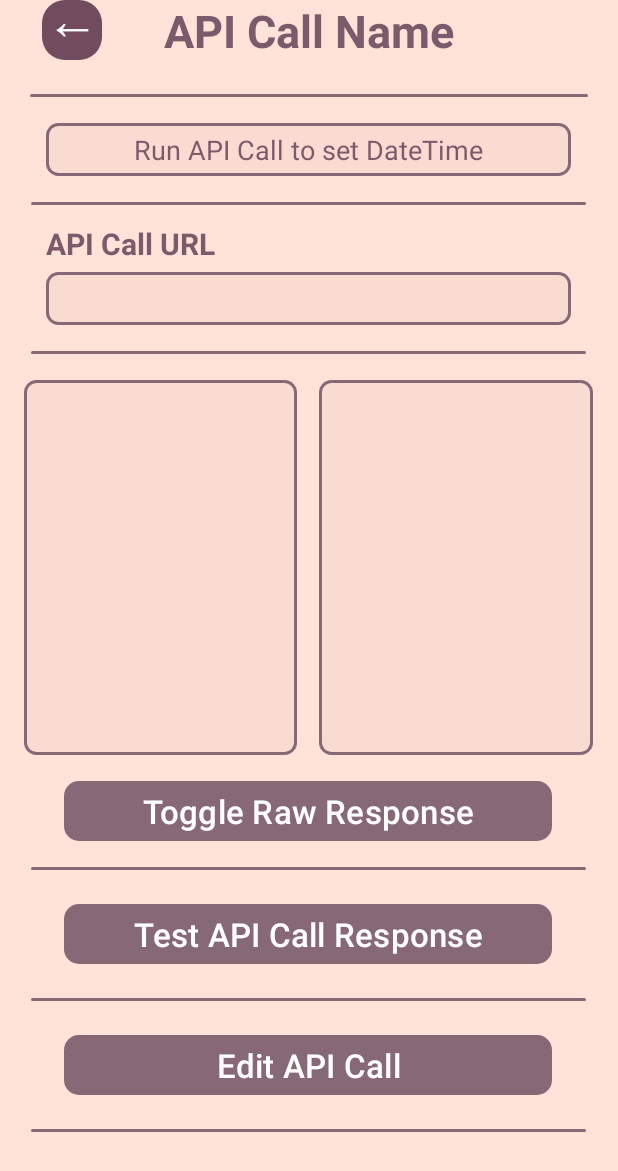
After one commit to ericvu43/API_app, an Android app: the CompareCallActivity screen opened directly, with no data from a screen before it, on a phone screen of 412 x 824 dp. The commit adds this screen. Shown: the top 1171 px of the screen. Run offline under Robolectric (Android 15) with nearby library versions, the phone set to English and light mode, and no system bars.

Commit message:
Complete all UI elements

```diff
--- /dev/null
+++ b/app/src/main/java/edu/iu/luddy/capstoneproject/CompareCallActivity.kt
@@ -0,0 +1,74 @@
+package edu.iu.luddy.capstoneproject
+
+import android.content.Intent
+import android.os.Bundle
+import android.util.Log
+import android.widget.Button
+import android.widget.TextView
+import androidx.activity.enableEdgeToEdge
+import androidx.appcompat.app.AlertDialog
+import androidx.appcompat.app.AppCompatActivity
+import androidx.core.view.ViewCompat
+import androidx.core.view.WindowInsetsCompat
+import java.util.Calendar
+
+class CompareCallActivity : AppCompatActivity() {
+    var toggleState = false
+
+    override fun onCreate(savedInstanceState: Bundle?) {
+        super.onCreate(savedInstanceState)
+        enableEdgeToEdge()
+        setContentView(R.layout.activity_compare_call)
+        ViewCompat.setOnApplyWindowInsetsListener(findViewById(R.id.main)) { v, insets ->
+            val systemBars = insets.getInsets(WindowInsetsCompat.Type.systemBars())
+            v.setPadding(systemBars.left, systemBars.top, systemBars.right, systemBars.bottom)
+            insets
+        }
+        val backButton: Button = findViewById(R.id.back_button)
+        backButton.setOnClickListener {
+            val intent = Intent()
+            setResult(RESULT_CANCELED, intent)
+            finish()
+        }
+
+        val dateTime: TextView = findViewById(R.id.date_time)
+
+        if(intent.hasExtra("DATE_TIME")) // REPLACE WITH ITEM ID INSTEAD
+            dateTime.text = intent.getStringExtra("DATE_TIME") // REPLACE WITH ITEM ID INSTEAD
+
+        val callName: TextView = findViewById(R.id.call_name)
+        val callURL: TextView = findViewById(R.id.call_url)
+
+        if(intent.hasExtra("CALL_NAME")) // REPLACE WITH ITEM ID INSTEAD
+            callName.text = intent.getStringExtra("CALL_NAME").toString() // REPLACE WITH ITEM ID INSTEAD
+
+        val currentResponse: TextView = findViewById(R.id.current_response)
+        val expectedResponse: TextView = findViewById(R.id.expected_response)
+
+        val toggleButton: Button = findViewById(R.id.response_toggle)
+        toggleButton.setOnClickListener {
+            toggleButton.text = if (toggleState) getString(R.string.toggle_raw) else getString(R.string.toggle_formatted)
+            toggleState = !toggleState
+        }
+
+        val responseButton: Button = findViewById(R.id.response_button)
+        responseButton.setOnClickListener {
+            val builder: AlertDialog.Builder = AlertDialog.Builder(this)
+            if(callURL.text.toString() != "")
+                builder.setTitle(callURL.text).setMessage("JSON Response Here").setNegativeButton("Close") { dialog, which -> }
+            else
+                builder.setTitle("API Call Error").setMessage("No API Call URL provided").setNegativeButton("Close") { dialog, which -> }
+            val dialog: AlertDialog = builder.create()
+            dialog.show()
+            val calendar: Calendar = Calendar.getInstance()
+            dateTime.text = calendar.time.toString() // Save this value and response values
+        }
+
+        val editButton: Button = findViewById(R.id.edit_button)
+        editButton.setOnClickListener {
+            val intent = Intent(this, SaveEditCallActivity::class.java)
+            intent.putExtra("CALL_NAME", callName.text.toString()) // REPLACE WITH ITEM ID INSTEAD
+            startActivity(intent)
+        }
+    }
+}
--- /dev/null
+++ b/app/src/main/res/layout/activity_compare_call.xml
@@ -0,0 +1,106 @@
+<?xml version="1.0" encoding="utf-8"?>
+<LinearLayout xmlns:android="http://schemas.android.com/apk/res/android"
+    xmlns:app="http://schemas.android.com/apk/res-auto"
+    xmlns:tools="http://schemas.android.com/tools"
+    android:id="@+id/main"
+    style="@style/save_edit_background"
+    tools:context=".CompareCallActivity">
+
+    <androidx.constraintlayout.widget.ConstraintLayout
+        android:id="@+id/save_edit_title_bar"
+        style="@style/save_edit_title_bar"
+        app:layout_constraintTop_toTopOf="parent"
+        app:layout_constraintLeft_toLeftOf="parent"
+        app:layout_constraintRight_toRightOf="parent">
+
+        <Button
+            android:id="@+id/back_button"
+            style="@style/save_edit_back_button"
+            android:text="@string/back"
+            app:layout_constraintTop_toTopOf="@id/call_name"
+            app:layout_constraintBottom_toBottomOf="@id/call_name"
+            app:layout_constraintLeft_toLeftOf="parent"
+            app:layout_constraintRight_toRightOf="parent"
+            app:layout_constraintHorizontal_bias="0.025"/>
+
+        <TextView
+            android:id="@+id/call_name"
+            style="@style/save_edit_title"
+            android:text="@string/placeholder_call"
+            app:layout_constraintTop_toTopOf="parent"
+            app:layout_constraintBottom_toBottomOf="parent"
+            app:layout_constraintLeft_toLeftOf="parent"
+            app:layout_constraintRight_toRightOf="parent"/>
+
+    </androidx.constraintlayout.widget.ConstraintLayout>
+
+    <View style="@style/save_edit_separator"/>
+
+    <ScrollView style="@style/save_edit_scroll"
+        android:layout_weight="1">
+
+        <LinearLayout style="@style/save_edit_scroll"
+            android:layout_width="410dp">
+
+            <TextView
+                android:id="@+id/date_time"
+                style="@style/info_label"
+                android:text="@string/date_time"/>
+
+            <View style="@style/save_edit_separator"/>
+
+            <TextView
+                android:id="@+id/url_label"
+                style="@style/save_edit_label"
+                android:text="@string/call_url"/>
+
+            <TextView
+                android:id="@+id/call_url"
+                style="@style/save_edit_field"/>
+
+            <View style="@style/save_edit_separator"/>
+
+            <LinearLayout
+                android:id="@+id/response_bar"
+                style="@style/response_bar">
+
+                <TextView
+                    android:id="@+id/current_response"
+                    android:layout_marginLeft="15dp"
+                    android:layout_marginRight="7.5dp"
+                    style="@style/response_text"/>
+
+                <TextView
+                    android:id="@+id/expected_response"
+                    android:layout_marginRight="15dp"
+                    android:layout_marginLeft="7.5dp"
+                    style="@style/response_text"/>
+
+            </LinearLayout>
+
+            <Button
+                android:id="@+id/response_toggle"
+                android:text="@string/toggle_raw"
+                style="@style/toggle_button"/>
+
+            <View style="@style/save_edit_separator"/>
+
+            <Button
+                android:id="@+id/response_button"
+                style="@style/save_edit_button"
+                android:text="@string/call_response"/>
+
+            <View style="@style/save_edit_separator"/>
+
+            <Button
+                android:id="@+id/edit_button"
+                style="@style/save_edit_button"
+                android:text="@string/edit_call"/>
+
+            <View style="@style/save_edit_separator"/>
+
+        </LinearLayout>
+
+    </ScrollView>
+
+</LinearLayout>
--- a/app/src/main/res/values/colors.xml
+++ b/app/src/main/res/values/colors.xml
@@ -13,4 +13,6 @@
     <color name="almond_silk_dark">#F5D3C8</color>
     <color name="almond_silk_light">#FADBD1</color>
     <color name="soft_blush">#FFE3D9</color>
+    <color name="pass">#D9FFDF</color>
+    <color name="fail">#FFCBCB</color>
 </resources>
--- a/app/src/main/res/values/save_edit_styles.xml
+++ b/app/src/main/res/values/save_edit_styles.xml
@@ -87,7 +87,6 @@
         <item name="android:paddingHorizontal">10dp</item>
         <item name="android:textSize">18sp</item>
         <item name="android:textColor">@color/dusty_lavender</item>
-        <item name="android:inputType">text</item>
         <item name="android:background">@drawable/text_background</item>
     </style>
     <style name="key_bar">
@@ -126,4 +125,47 @@
         <item name="android:textColor">@color/dusty_lavender</item>
         <item name="android:textAlignment">center</item>
     </style>
+    <style name="info_label">
+        <item name="android:layout_width">350dp</item>
+        <item name="android:layout_height">35dp</item>
+        <item name="android:paddingVertical">5dp</item>
+        <item name="android:paddingHorizontal">10dp</item>
+        <item name="android:textSize">18sp</item>
+        <item name="android:textColor">@color/dusty_lavender</item>
+        <item name="android:textAlignment">center</item>
+        <item name="android:inputType">text</item>
+        <item name="android:background">@drawable/text_background</item>
+    </style>
+    <style name="response_bar">
+        <item name="android:layout_width">match_parent</item>
+        <item name="android:layout_height">wrap_content</item>
+        <item name="android:orientation">horizontal</item>
+    </style>
+    <style name="response_json">
+        <item name="android:layout_width">0dp</item>
+        <item name="android:layout_height">250dp</item>
+        <item name="android:layout_weight">1</item>
+        <item name="android:visibility">invisible</item>
+    </style>
+    <style name="response_text">
+        <item name="android:layout_width">0dp</item>
+        <item name="android:layout_height">250dp</item>
+        <item name="android:layout_weight">1</item>
+        <item name="android:scrollbars">vertical</item>
+        <item name="android:background">@drawable/text_background</item>
+    </style>
+    <style name="toggle_button">
+        <item name="android:layout_width">325dp</item>
+        <item name="android:layout_height">40dp</item>
+        <item name="android:minHeight">0dp</item>
+        <item name="android:paddingVertical">0dp</item>
+        <item name="android:paddingHorizontal">10dp</item>
+        <item name="android:insetTop">0dp</item>
+        <item name="android:insetBottom">0dp</item>
+        <item name="android:layout_marginTop">17dp</item>
+        <item name="android:textSize">22sp</item>
+        <item name="android:textColor">@color/white</item>
+        <item name="backgroundTint">@null</item>
+        <item name="android:background">@drawable/save_edit_button</item>
+    </style>
 </resources>
```
Also changed, not shown: app/src/main/AndroidManifest.xml (+9 -0 lines), app/src/main/java/edu/iu/luddy/capstoneproject/AboutAppActivity.kt (added, +28 -0 lines), app/src/main/java/edu/iu/luddy/capstoneproject/CallHistoryActivity.kt (added, +66 -0 lines), app/src/main/java/edu/iu/luddy/capstoneproject/CallHistoryAdapter.kt (added, +53 -0 lines), app/src/main/java/edu/iu/luddy/capstoneproject/MenuActivity.kt (+7 -0 lines), app/src/main/java/edu/iu/luddy/capstoneproject/SavedCallActivity.kt (+10 -4 lines), app/src/main/res/drawable/saved_call_background_fail.xml (added, +7 -0 lines), app/src/main/res/drawable/saved_call_background_pass.xml (added, +7 -0 lines), app/src/main/res/layout/activity_about_app.xml (added, +91 -0 lines), app/src/main/res/layout/activity_call_history.xml (added, +41 -0 lines), app/src/main/res/layout/activity_menu.xml (+3 -6 lines), app/src/main/res/layout/call_history_recyclerview.xml (added, +40 -0 lines), app/src/main/res/values/menu_styles.xml (+37 -1 lines), app/src/main/res/values/strings.xml (+14 -0 lines).
